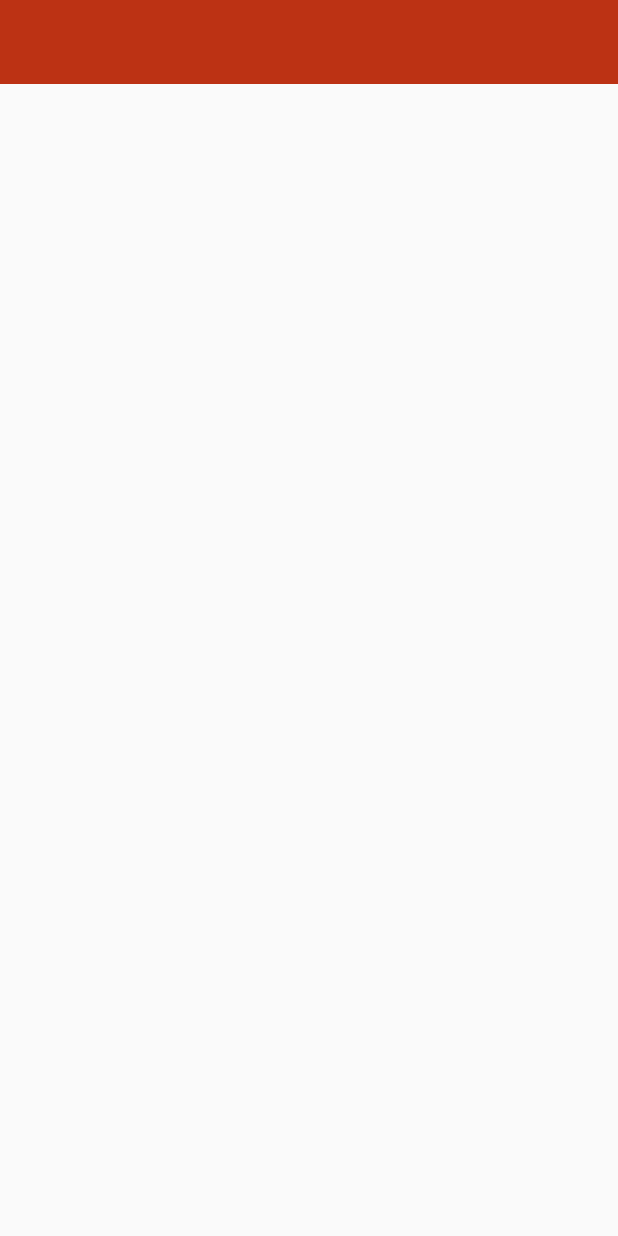
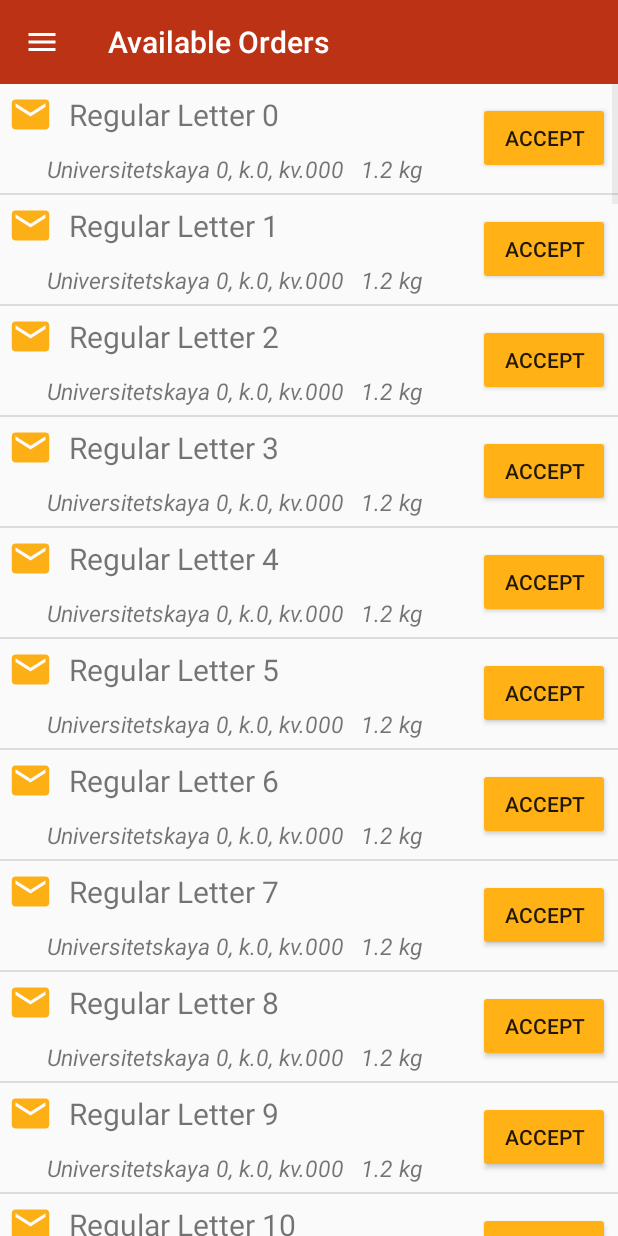
Before and after one commit to OmOmTeam/delivery_helper_app, an Android app: the OrderListActivity screen opened directly, with no data from a screen before it, on a phone screen of 412 x 824 dp. Run offline under Robolectric (Android 15) with nearby library versions, the phone set to English and light mode, and no system bars; our stand-ins replace ButterKnife.

Commit message:
Finished login, logout user :: view+controller+model Created fragment-based main workspace :: view Created Orders list fragment :: view+controller Tested on dummy server

```diff
--- a/app/build.gradle
+++ b/app/build.gradle
@@ -22,6 +22,8 @@ dependencies {
     implementation fileTree(dir: 'libs', include: ['*.jar'])
     implementation 'com.android.support:appcompat-v7:28.0.0'
     implementation 'com.android.support.constraint:constraint-layout:1.1.3'
+    implementation 'com.android.support:support-v4:28.0.0'
+    implementation 'com.android.support:recyclerview-v7:28.0.0'
     testImplementation 'junit:junit:4.12'
     androidTestImplementation 'com.android.support.test:runner:1.0.2'
     androidTestImplementation 'com.android.support.test.espresso:espresso-core:3.0.2'
--- a/app/src/main/java/ru/innopolis/deliveryhelper/OrderListMVC.java
+++ b/app/src/main/java/ru/innopolis/deliveryhelper/OrderListMVC.java
@@ -2,9 +2,9 @@ package ru.innopolis.deliveryhelper;
 
 public interface OrderListMVC {
     interface View extends Notifiable {
-
+        void returnToLoginActivity();
     }
     interface Controller {
-
+        void logOut();
     }
 }
--- a/app/src/main/java/ru/innopolis/deliveryhelper/controller/OrderListController.java
+++ b/app/src/main/java/ru/innopolis/deliveryhelper/controller/OrderListController.java
@@ -6,6 +6,7 @@ import ru.innopolis.deliveryhelper.LoginMVC;
 import ru.innopolis.deliveryhelper.OrderListMVC;
 import ru.innopolis.deliveryhelper.model.ApiInterface;
 import ru.innopolis.deliveryhelper.model.RetrofitService;
+import ru.innopolis.deliveryhelper.model.SafeStorage;
 
 public class OrderListController implements OrderListMVC.Controller {
 
@@ -21,4 +22,9 @@ public class OrderListController implements OrderListMVC.Controller {
         api = RetrofitService.getInstance().create(ApiInterface.class);
     }
 
+    @Override
+    public void logOut() {
+        SafeStorage.clearCredentials();
+        view.returnToLoginActivity();
+    }
 }
--- a/app/src/main/java/ru/innopolis/deliveryhelper/model/SafeStorage.java
+++ b/app/src/main/java/ru/innopolis/deliveryhelper/model/SafeStorage.java
@@ -53,4 +53,10 @@ public class SafeStorage {
         return input;
         //return bytesToHexString(MessageDigest.getInstance("SHA-256").digest(input.getBytes(StandardCharsets.UTF_8)));
     }
+
+    public static void clearCredentials() {
+        setToken("");
+        setUsername("");
+        setPassword("");
+    }
 }
--- /dev/null
+++ b/app/src/main/java/ru/innopolis/deliveryhelper/ui/NotImplementedActivityFragment.java
@@ -0,0 +1,20 @@
+package ru.innopolis.deliveryhelper.ui;
+
+import android.os.Bundle;
+import android.support.v4.app.Fragment;
+import android.view.LayoutInflater;
+import android.view.View;
+import android.view.ViewGroup;
+
+import ru.innopolis.deliveryhelper.R;
+
+public class NotImplementedActivityFragment extends Fragment {
+
+    @Override
+    public View onCreateView(LayoutInflater inflater, ViewGroup container,
+                             Bundle savedInstanceState) {
+        View view = inflater.inflate(R.layout.fragment_not_implemented, container, false);
+
+        return view;
+    }
+}
--- /dev/null
+++ b/app/src/main/java/ru/innopolis/deliveryhelper/ui/OrderEntry.java
@@ -0,0 +1,44 @@
+package ru.innopolis.deliveryhelper.ui;
+
+public class OrderEntry {
+
+    private String title;
+    private String address;
+    private String weight;
+    private String dimensions;
+    private String distance_from_warehouse;
+    private int icon;
+
+    public OrderEntry(String title, String address, String weight, String dimensions, String distance_from_warehouse, int icon) {
+        this.title = title;
+        this.address = address;
+        this.weight = weight;
+        this.dimensions = dimensions;
+        this.distance_from_warehouse = distance_from_warehouse;
+        this.icon = icon;
+    }
+
+    public String getTitle() {
+        return title;
+    }
+
+    public String getAddress() {
+        return address;
+    }
+
+    public String getWeight() {
+        return weight;
+    }
+
+    public String getDimensions() {
+        return dimensions;
+    }
+
+    public String getDistance_from_warehouse() {
+        return distance_from_warehouse;
+    }
+
+    public int getIcon() {
+        return icon;
+    }
+}
--- /dev/null
+++ b/app/src/main/java/ru/innopolis/deliveryhelper/ui/OrderEntryAdapter.java
@@ -0,0 +1,55 @@
+package ru.innopolis.deliveryhelper.ui;
+
+import android.annotation.SuppressLint;
+import android.content.Context;
+import android.support.annotation.LayoutRes;
+import android.support.annotation.NonNull;
+import android.support.annotation.Nullable;
+import android.view.LayoutInflater;
+import android.view.View;
+import android.view.ViewGroup;
+import android.widget.ArrayAdapter;
+import android.widget.ImageView;
+import android.widget.TextView;
+
+import java.util.ArrayList;
+import java.util.List;
+
+import butterknife.BindView;
+import butterknife.ButterKnife;
+import ru.innopolis.deliveryhelper.R;
+
+public class OrderEntryAdapter extends ArrayAdapter<OrderEntry> {
+    private Context oContext;
+    private List<OrderEntry> orderList = new ArrayList<>();
+
+    /**
+     * Adapter for the applet list
+     */
+    public OrderEntryAdapter(@NonNull Context context, @SuppressLint("SupportAnnotationUsage") @LayoutRes ArrayList<OrderEntry> list) {
+        super(context, 0, list);
+        oContext = context;
+        orderList = list;
+    }
+
+    @NonNull
+    @Override
+    public View getView(int position, @Nullable final View convertView, @NonNull ViewGroup parent) {
+        View listItem = convertView;
+        if (listItem == null)
+            listItem = LayoutInflater.from(oContext).inflate(R.layout.order_entry_listitem, parent, false);
+
+        final OrderEntry currentEntry = orderList.get(position);
+        ImageView image = listItem.findViewById(R.id.order_entry_icon);
+        TextView title = listItem.findViewById(R.id.order_entry_title);
+        TextView address = listItem.findViewById(R.id.order_entry_address);
+        TextView weight = listItem.findViewById(R.id.order_entry_weight);
+
+        image.setImageResource(currentEntry.getIcon());
+        title.setText(currentEntry.getTitle());
+        address.setText(currentEntry.getAddress());
+        weight.setText(currentEntry.getWeight());
+
+        return listItem;
+    }
+}
--- a/app/src/main/java/ru/innopolis/deliveryhelper/ui/OrderListActivity.java
+++ b/app/src/main/java/ru/innopolis/deliveryhelper/ui/OrderListActivity.java
@@ -1,12 +1,25 @@
 package ru.innopolis.deliveryhelper.ui;
 
+import android.content.Intent;
 import android.os.Bundle;
+import android.support.annotation.NonNull;
+import android.support.design.widget.NavigationView;
+import android.support.v4.app.Fragment;
+import android.support.v4.app.FragmentManager;
+import android.support.v4.view.GravityCompat;
+import android.support.v4.widget.DrawerLayout;
+import android.support.v7.app.ActionBar;
 import android.support.v7.app.AppCompatActivity;
+import android.support.v7.widget.Toolbar;
+import android.view.MenuItem;
 import android.view.View;
-import android.widget.Toolbar;
+
+
+import java.util.ArrayList;
 
 import butterknife.BindView;
 import butterknife.ButterKnife;
+import ru.innopolis.deliveryhelper.Notifiable;
 import ru.innopolis.deliveryhelper.OrderListMVC;
 import ru.innopolis.deliveryhelper.R;
 import ru.innopolis.deliveryhelper.controller.LoginController;
@@ -19,14 +32,101 @@ public class OrderListActivity extends AppCompatActivity implements OrderListMVC
 
     @BindView(R.id.toolbar)
     Toolbar toolbar;
+    @BindView(R.id.drawer_layout)
+    DrawerLayout mDrawerLayout;
+    @BindView(R.id.nav_view)
+    NavigationView navigationView;
+
+
+    private FragmentManager fragmentManager;
 
     @Override
     protected void onCreate(Bundle savedInstanceState) {
         super.onCreate(savedInstanceState);
         setContentView(R.layout.order_list_activity);
+
         controller = new OrderListController(this);
+        fragmentManager = getSupportFragmentManager();
 
         ButterKnife.bind(this);
+        setSupportActionBar(toolbar);
+        ActionBar actionbar = getSupportActionBar();
+        if (actionbar != null) {
+            actionbar.setDisplayHomeAsUpEnabled(true);
+            actionbar.setHomeAsUpIndicator(R.drawable.ic_menu_white);
+        }
+
+        Class initialFragementClass = OrderListFragment.class;
+        Fragment initialFragment = null;
+        try {
+            initialFragment = (Fragment) initialFragementClass.newInstance();
+        } catch (IllegalAccessException e) {
+            e.printStackTrace();
+        } catch (InstantiationException e) {
+            e.printStackTrace();
+        }
+        setTitle("Available Orders");
+        fragmentManager.beginTransaction().replace(R.id.fragment_container, initialFragment).commit();
+
+        navigationView.setNavigationItemSelectedListener(new NavigationView.OnNavigationItemSelectedListener() {
+            @Override
+            public boolean onNavigationItemSelected(@NonNull MenuItem menuItem) {
+                boolean isExitInvoked = false;
+                Fragment fragment = null;
+                Class fragmentClass = null;
+                switch(menuItem.getItemId()) {
+                    case R.id.nav_logout:
+                        isExitInvoked = true;
+                        break;
+                    case R.id.nav_all:
+                        fragmentClass = OrderListFragment.class;
+                        break;
+                    case R.id.nav_assigned:
+                        fragmentClass = NotImplementedActivityFragment.class;
+                        break;
+                    case R.id.nav_settings:
+                        fragmentClass = NotImplementedActivityFragment.class;
+                        break;
+                    default:
+                        fragmentClass = NotImplementedActivityFragment.class;
+                }
+
+                if(!isExitInvoked) {
+                    try {
+                        fragment = (Fragment) fragmentClass.newInstance();
+                    } catch (Exception e) {
+                        e.printStackTrace();
+                    }
+
+                    // Insert the fragment by replacing any existing fragment
+                    fragmentManager.beginTransaction().replace(R.id.fragment_container, fragment).commit();
+
+                    menuItem.setChecked(true);
+                    setTitle(menuItem.getTitle());
+                    mDrawerLayout.closeDrawers();
+                }else{
+                    controller.logOut();
+                }
+                return true;
+            }
+        });
+
+    }
+
+    public void returnToLoginActivity(){
+        Intent intent = new Intent(OrderListActivity.this, LoginActivity.class);
+        intent.setFlags(Intent.FLAG_ACTIVITY_NEW_TASK | Intent.FLAG_ACTIVITY_CLEAR_TASK);
+        startActivity(intent);
+    }
+
+    @Override
+    public boolean onOptionsItemSelected(MenuItem item) {
+        switch (item.getItemId()) {
+            case android.R.id.home:
+                mDrawerLayout.openDrawer(GravityCompat.START);
+                return true;
+        }
+        return super.onOptionsItemSelected(item);
     }
 
     @Override
--- /dev/null
+++ b/app/src/main/java/ru/innopolis/deliveryhelper/ui/OrderListFragment.java
@@ -0,0 +1,57 @@
+package ru.innopolis.deliveryhelper.ui;
+
+import android.os.Bundle;
+import android.support.v4.app.Fragment;
+import android.view.LayoutInflater;
+import android.view.View;
+import android.view.ViewGroup;
+import android.widget.ListView;
+import java.util.ArrayList;
+import butterknife.BindView;
+import butterknife.ButterKnife;
+import ru.innopolis.deliveryhelper.R;
+
+
+public class OrderListFragment extends Fragment {
+
+    private ArrayList<OrderEntry> orderList;
+    private OrderEntryAdapter oAdapter;
+    private ListView listView;
+
+    @Override
+    public View onCreateView(LayoutInflater inflater, ViewGroup container,
+                             Bundle savedInstanceState) {
+        View view = inflater.inflate(R.layout.fragment_orderlist, container, false);
+
+        orderList = new ArrayList<>();
+
+        listView = view.findViewById(R.id.all_orders_listview);
+//        ButterKnife.bind(view);
+
+        for(int i = 0;i<100;i++){
+            addEntity(String.format("Regular Letter %s",Integer.toString(i)), "Universitetskaya 0, k.0, kv.000","1.2 kg", "12x15x20cm", "2.7km");
+        }
+
+        return view;
+    }
+
+    private void updateList() {
+        oAdapter = new OrderEntryAdapter(getContext(), orderList);
+        //oAdapter.setCallback(this);
+        listView.setAdapter(oAdapter);
+        //setEmptyMessageNotificationVisibility(aAdapter.isEmpty());
+    }
+
+    void addEntity(String title, String address, String weight, String dimensions, String distanceFromWarehouse) {
+        orderList.add(new OrderEntry(title, address, weight, dimensions, distanceFromWarehouse, R.drawable.ic_letter));
+        updateList();
+    }
+
+    /**
+     * Delete all items from current list in activity
+     */
+    public void clearList() {
+        orderList.clear();
+        updateList();
+    }
+}
--- /dev/null
+++ b/app/src/main/res/drawable/ic_letter.xml
@@ -0,0 +1,5 @@
+<vector android:height="24dp" android:tint="#FDB016"
+    android:viewportHeight="24.0" android:viewportWidth="24.0"
+    android:width="24dp" xmlns:android="http://schemas.android.com/apk/res/android">
+    <path android:fillColor="#FF000000" android:pathData="M20,4L4,4c-1.1,0 -1.99,0.9 -1.99,2L2,18c0,1.1 0.9,2 2,2h16c1.1,0 2,-0.9 2,-2L22,6c0,-1.1 -0.9,-2 -2,-2zM20,8l-8,5 -8,-5L4,6l8,5 8,-5v2z"/>
+</vector>
--- /dev/null
+++ b/app/src/main/res/layout/fragment_not_implemented.xml
@@ -0,0 +1,16 @@
+<?xml version="1.0" encoding="utf-8"?>
+<LinearLayout xmlns:android="http://schemas.android.com/apk/res/android"
+    android:layout_width="wrap_content"
+    android:layout_height="wrap_content"
+    android:orientation="horizontal">
+
+    <RelativeLayout
+        android:layout_width="match_parent"
+        android:layout_height="match_parent">
+        <TextView
+            android:layout_width="match_parent"
+            android:layout_height="match_parent"
+            android:gravity="center"
+            android:text="This View is not yet implemented"/>
+    </RelativeLayout>
+</LinearLayout>
--- /dev/null
+++ b/app/src/main/res/layout/fragment_orderlist.xml
@@ -0,0 +1,11 @@
+<?xml version="1.0" encoding="utf-8"?>
+<LinearLayout xmlns:android="http://schemas.android.com/apk/res/android"
+    android:layout_width="wrap_content"
+    android:layout_height="wrap_content"
+    android:orientation="horizontal">
+
+    <ListView
+        android:id="@+id/all_orders_listview"
+        android:layout_width="match_parent"
+        android:layout_height="match_parent" />
+</LinearLayout>
--- /dev/null
+++ b/app/src/main/res/layout/order_entry_listitem.xml
@@ -0,0 +1,82 @@
+<?xml version="1.0" encoding="utf-8"?>
+<RelativeLayout xmlns:android="http://schemas.android.com/apk/res/android"
+    xmlns:tools="http://schemas.android.com/tools"
+    android:layout_width="match_parent"
+    android:layout_height="match_parent"
+    android:descendantFocusability="blocksDescendants">
+
+
+    <RelativeLayout
+        android:layout_width="match_parent"
+        android:layout_height="match_parent">
+
+
+        <LinearLayout
+            android:layout_width="match_parent"
+            android:layout_height="match_parent"
+            android:orientation="vertical"
+            android:layout_toStartOf="@+id/order_accept_button">
+            <LinearLayout
+                android:layout_width="match_parent"
+                android:layout_height="wrap_content"
+                android:orientation="horizontal">
+                <ImageView
+                    android:id="@+id/order_entry_icon"
+                    android:layout_width="30dp"
+                    android:layout_height="30dp"
+                    android:layout_margin="5dp"
+                    android:contentDescription="@string/entry_icon"
+                    android:layout_marginEnd="10dp"
+                    android:layout_gravity="center"/>
+
+                <TextView
+                    android:id="@+id/order_entry_title"
+                    android:layout_width="wrap_content"
+                    android:layout_height="wrap_content"
+                    android:layout_margin="5dp"
+                    android:textSize="20sp"
+                    android:text="Hello Moto"
+                    android:layout_gravity="center"/>
+            </LinearLayout>
+
+            <LinearLayout
+                android:layout_width="match_parent"
+                android:layout_height="wrap_content"
+                android:orientation="horizontal"
+                android:gravity="center">
+                <TextView
+                    android:id="@+id/order_entry_address"
+                    android:layout_width="wrap_content"
+                    android:layout_height="wrap_content"
+                    android:layout_margin="5dp"
+                    android:textSize="15sp"
+                    android:textStyle="italic"
+                    android:text="Hello Moto"
+                    android:layout_gravity="center"/>
+                <TextView
+                    android:id="@+id/order_entry_weight"
+                    android:layout_width="wrap_content"
+                    android:layout_height="wrap_content"
+                    android:layout_margin="5dp"
+                    android:textSize="15sp"
+                    android:textStyle="italic"
+                    android:text="Hello Moto"
+                    android:layout_gravity="center"/>
+            </LinearLayout>
+
+        </LinearLayout>
+
+        <Button
+            android:id="@+id/order_accept_button"
+            android:layout_width="wrap_content"
+            android:layout_height="wrap_content"
+            android:layout_alignParentEnd="true"
+            android:layout_centerInParent="true"
+            android:layout_margin="5dp"
+            android:text="Accept"
+            android:backgroundTint="@color/colorAccent"/>
+    </RelativeLayout>
+
+
+
+</RelativeLayout>
--- a/app/src/main/res/layout/order_list_activity.xml
+++ b/app/src/main/res/layout/order_list_activity.xml
@@ -1,5 +1,4 @@
-<?xml version="1.0" encoding="utf-8"?>
-<!-- Use DrawerLayout as root container for activity -->
+<?xml version="1.0" encoding="utf-8"?><!-- Use DrawerLayout as root container for activity -->
 <android.support.v4.widget.DrawerLayout xmlns:android="http://schemas.android.com/apk/res/android"
     xmlns:app="http://schemas.android.com/apk/res-auto"
     android:id="@+id/drawer_layout"
@@ -13,12 +12,23 @@
         android:layout_width="match_parent"
         android:layout_height="match_parent">
 
-    <android.support.v7.widget.Toolbar
-        android:id="@+id/toolbar"
-        android:layout_width="match_parent"
-        android:layout_height="?attr/actionBarSize"
-        android:background="?attr/colorPrimary"
-        android:theme="@style/ThemeOverlay.AppCompat.ActionBar" />
+        <LinearLayout
+            android:layout_width="fill_parent"
+            android:layout_height="fill_parent"
+            android:orientation="vertical">
+
+            <android.support.v7.widget.Toolbar
+                android:id="@+id/toolbar"
+                android:layout_width="match_parent"
+                android:layout_height="?attr/actionBarSize"
+                android:background="?attr/colorPrimary"
+                android:theme="@style/ThemeOverlay.AppCompat.Dark.ActionBar" />
+
+            <FrameLayout
+                android:id="@+id/fragment_container"
+                android:layout_width="match_parent"
+                android:layout_height="match_parent" />
+        </LinearLayout>
     </FrameLayout>
 
     <!-- Container for contents of drawer - use NavigationView to make configuration easier -->
@@ -28,6 +38,6 @@
         android:layout_height="match_parent"
         android:layout_gravity="start"
         android:fitsSystemWindows="true"
-        app:menu="@menu/drawer_view"/>
+        app:menu="@menu/drawer_view" />
 
 </android.support.v4.widget.DrawerLayout>
--- a/app/src/main/res/menu/drawer_view.xml
+++ b/app/src/main/res/menu/drawer_view.xml
@@ -2,17 +2,18 @@
 <menu xmlns:android="http://schemas.android.com/apk/res/android" >
     <group android:checkableBehavior="single">
         <item
-            android:id="@+id/nav_camera"
-            android:title="Available Orders" />
+            android:id="@+id/nav_all"
+            android:title="Available Orders"
+            android:checked="true"/>
             <!--android:icon="" ADD ICONS-->
         <item
-            android:id="@+id/nav_gallery"
+            android:id="@+id/nav_assigned"
             android:title="Confirmed Orders" />
         <item
-            android:id="@+id/nav_slideshow"
+            android:id="@+id/nav_settings"
             android:title="Settings" />
         <item
-            android:id="@+id/nav_manage"
+            android:id="@+id/nav_logout"
             android:title="Log Out" />
     </group>
 </menu>
--- /dev/null
+++ b/app/src/main/res/values/dimens.xml
@@ -0,0 +1,4 @@
+<?xml version="1.0" encoding="utf-8"?>
+<resources>
+    <dimen name="text_margin">16dp</dimen>
+</resources>
--- a/app/src/main/res/values/strings.xml
+++ b/app/src/main/res/values/strings.xml
@@ -3,4 +3,5 @@
     <string name="sign_in">Sign In</string>
     <string name="X">X</string>
     <string name="CLOSE">CLOSE</string>
+    <string name="entry_icon">Entry Icon</string>
 </resources>
```
